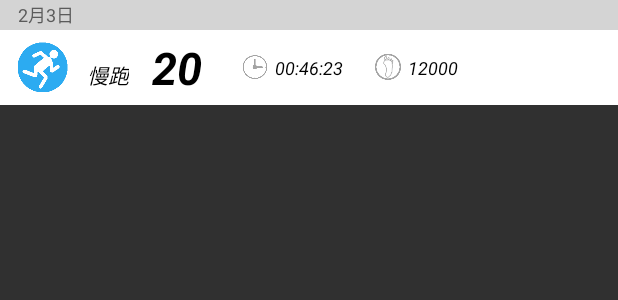
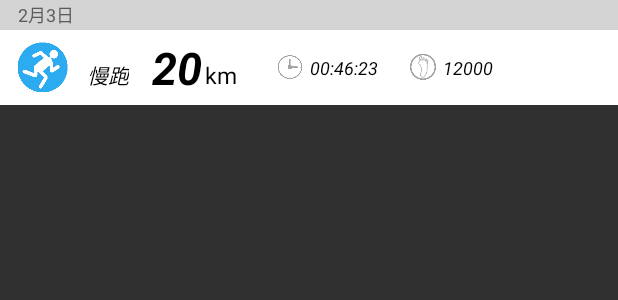
Before and after one commit to weeway/wooker2nd, an Android app: the layout historyitem.xml on its own in the app's theme, with its tools: preview values and no code run, on a phone screen of 412 x 824 dp. Shown: the top 300 px of the screen. Run offline under Robolectric (Android 15) with nearby library versions, the phone set to English and light mode, and no system bars.

Commit message:
修改启动画面，增加历史记录单位

```diff
--- a/app/src/main/res/layout/historyitem.xml
+++ b/app/src/main/res/layout/historyitem.xml
@@ -72,6 +72,16 @@
                 android:textStyle="bold|italic"
                 android:layout_marginLeft="10dp"/>
 
+            <TextView
+                android:layout_width="wrap_content"
+                android:layout_height="match_parent"
+                android:text="km"
+                android:textColor="#000000"
+                android:gravity="center"
+                android:textSize="15dp"
+                android:layout_marginLeft="2dp"
+                android:layout_marginTop="10dp"/>
+
 
 
             <ImageView
--- a/app/src/main/res/layout/mydata.xml
+++ b/app/src/main/res/layout/mydata.xml
@@ -96,7 +96,7 @@
                     android:layout_height="wrap_content"
                     android:layout_weight="1"
                     android:gravity="center_horizontal"
-                    android:text="BMI"
+                    android:text="年龄"
                     android:textColor="#FFFFFF"/>
                 <TextView
                     android:layout_width="match_parent"
@@ -133,7 +133,7 @@
                     android:layout_height="wrap_content"
                     android:layout_weight="1"
                     android:gravity="center_horizontal"
-                    android:text="@string/BMI"
+                    android:text="@string/age"
                     android:textColor="#FFFFFF"/>
                 <TextView
                     android:id="@+id/tvTarget"
--- a/app/src/main/res/values/strings.xml
+++ b/app/src/main/res/values/strings.xml
@@ -12,6 +12,7 @@
     <string name="height">180cm</string>
     <string name="weight">70kg</string>
     <string name="BMI">20.8</string>
+    <string name="age">18</string>
     <string name="target">10000 步</string>
     <string name="mydata1">188天</string>
     <string name="mydata2">31200步</string>
```
Also changed, not shown: app/src/main/res/drawable/index3.png.
